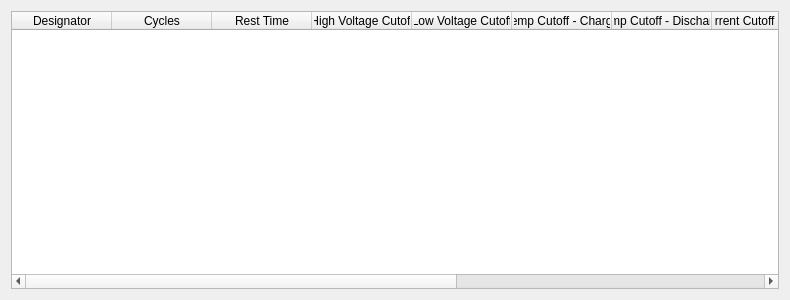
The window that Wizard/wizardpagethree.ui (Lexcelon/batlab-toolkit-gui) describes before a commit, drawn with Qt 5.
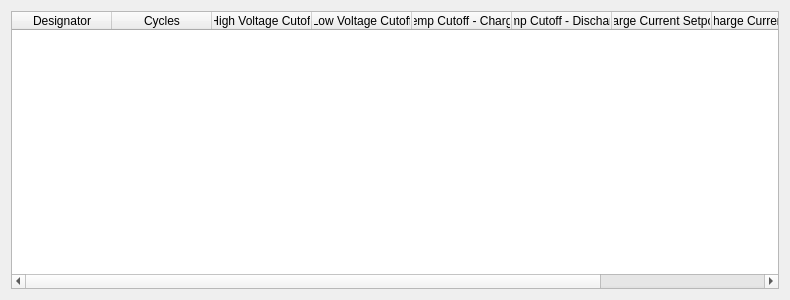
The same window after the commit.

```diff
--- a/Wizard/wizardpagethree.ui
+++ b/Wizard/wizardpagethree.ui
@@ -23,7 +23,7 @@
    <item row="0" column="0">
     <widget class="QTableWidget" name="tableWidget">
      <property name="columnCount">
-      <number>12</number>
+      <number>9</number>
      </property>
      <attribute name="horizontalHeaderCascadingSectionResizes">
       <bool>true</bool>
@@ -41,11 +41,6 @@
        <string>Cycles</string>
       </property>
      </column>
-     <column>
-      <property name="text">
-       <string>Rest Time</string>
-      </property>
-     </column>
      <column>
       <property name="text">
        <string>High Voltage Cutoff</string>
@@ -68,27 +63,17 @@
      </column>
      <column>
       <property name="text">
-       <string>Current Cutoff - Charge</string>
+       <string>Charge Current Setpoint</string>
       </property>
      </column>
      <column>
       <property name="text">
-       <string>Current Cutoff - Discharge</string>
+       <string>Discharge Current Setpoint</string>
       </property>
      </column>
      <column>
       <property name="text">
-       <string>Reporting Frequency</string>
-      </property>
-     </column>
-     <column>
-      <property name="text">
-       <string>Constant Current Setpoint</string>
-      </property>
-     </column>
-     <column>
-      <property name="text">
-       <string>Capacity</string>
+       <string>Estimated Capacity</string>
       </property>
      </column>
     </widget>
```
